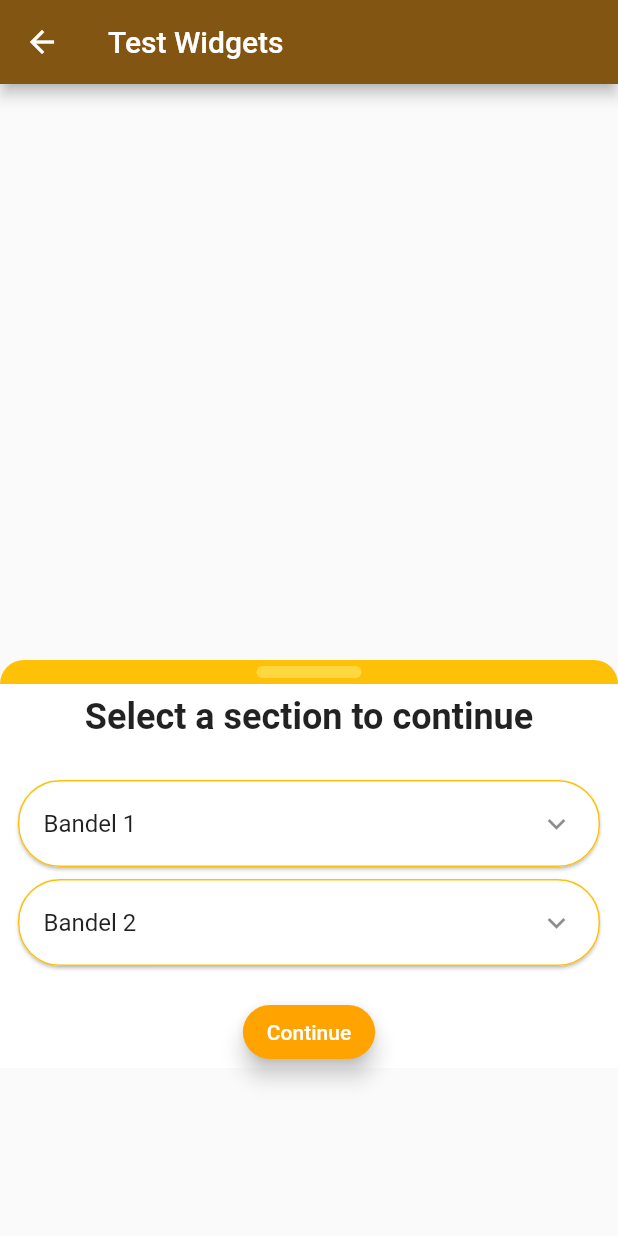
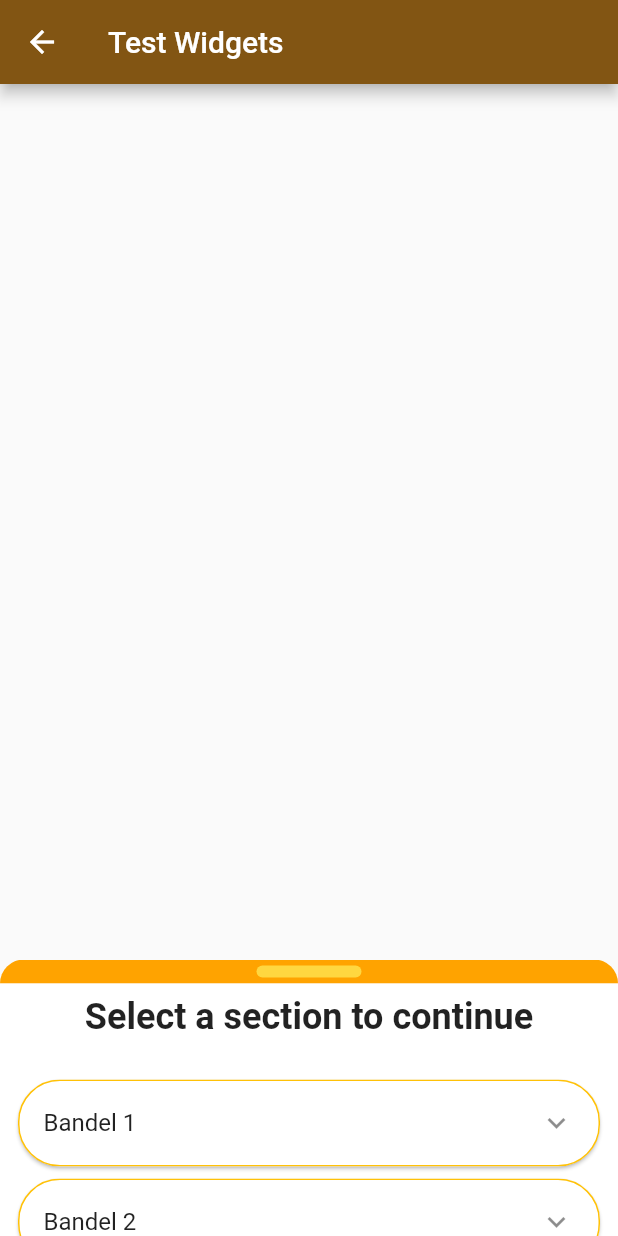
Before and after one commit to Hanker00/Parkrun_AR, a Flutter app: the TestWidget screen opened directly, on a phone screen of 412 x 824 dp. Run offline on Flutter 3.47's test engine with Material 2 defaults, Android fonts, the phone set to English and light mode, and no system bars; our stand-ins replace flutter_map, latlong2, location, shared_preferences; missing offline and left inert: enhance_stepper, rounded_expansion_tile; accounts and stored records are empty; network calls fail.

Commit message:
code fixes etc

```diff
--- a/lib/widgets/draggable_bottom_sheet.dart
+++ b/lib/widgets/draggable_bottom_sheet.dart
@@ -1,4 +1,6 @@
 import 'package:flutter/material.dart';
+import 'package:parkrun_ar/models/themeData/theme.dart';
+import 'package:parkrun_ar/widgets/current_step.dart';
 
 class DraggableBottomSheet extends StatefulWidget {
   final List<Widget> children;
@@ -12,9 +14,9 @@ class _DraggableBottomSheetState extends State<DraggableBottomSheet> {
   @override
   Widget build(BuildContext context) {
     return DraggableScrollableSheet(
-      initialChildSize: .5,
-      minChildSize: .1,
-      maxChildSize: .9,
+      initialChildSize:  .24,//this should depend on the height od the current step
+      minChildSize: .24, // only current sign and buttons showing
+      maxChildSize: 1,
       builder: (BuildContext context, ScrollController scrollController) {
         // SingleChildScrollView makes sure the whole sheet scrolls together
         return SingleChildScrollView(
@@ -24,7 +26,7 @@ class _DraggableBottomSheetState extends State<DraggableBottomSheet> {
             children: [
               Container(
                 decoration: const BoxDecoration(
-                  color: Colors.amber,
+                  color:colorPrimary,
                   borderRadius: BorderRadius.only(
                     topLeft: Radius.circular(20),
                     topRight: Radius.circular(20),
@@ -66,5 +68,6 @@ class _DraggableBottomSheetState extends State<DraggableBottomSheet> {
         );
       },
     );
+
   }
 }
```
